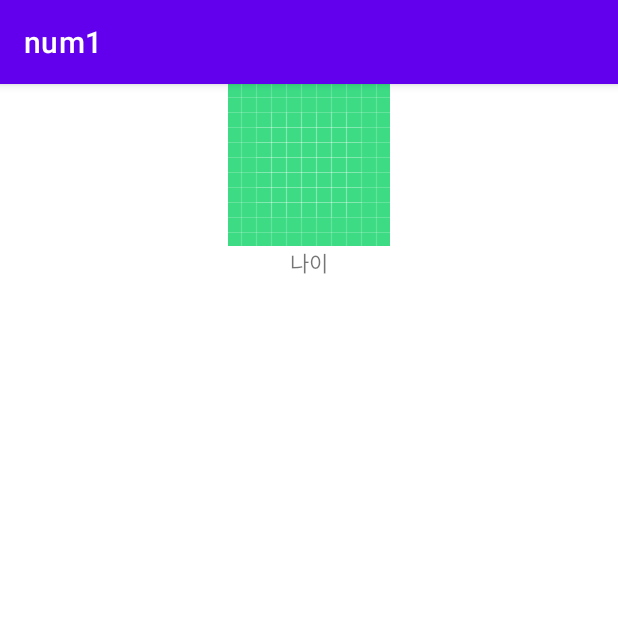
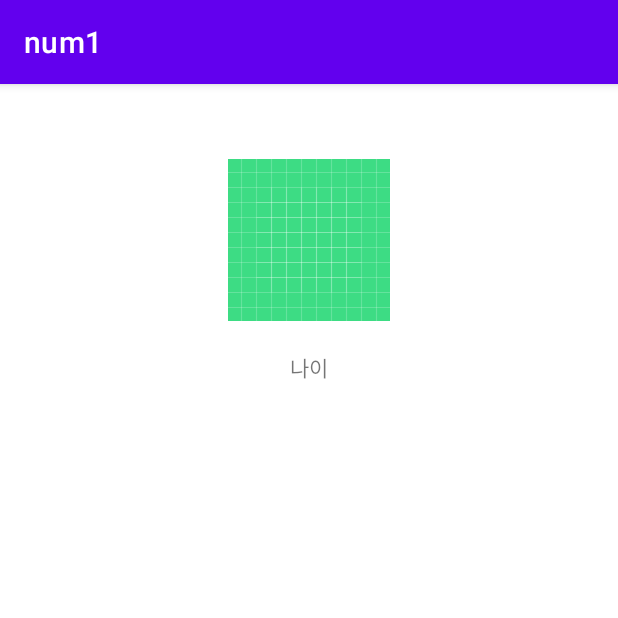
Before and after one commit to Hott6/Hot-yoon, an Android app: the HomeActivity screen opened directly, with no data from a screen before it, on a phone screen of 412 x 824 dp, the top half of it. Run offline under Robolectric (Android 15) with nearby library versions, the phone set to English and light mode, and no system bars.

Commit message:
[feat]seminar1 branch생성

```diff
--- a/app/src/main/res/layout/activity_home.xml
+++ b/app/src/main/res/layout/activity_home.xml
@@ -13,12 +13,14 @@
         android:src="@drawable/ic_launcher_background"
         app:layout_constraintEnd_toEndOf="parent"
         app:layout_constraintStart_toStartOf="parent"
-        app:layout_constraintTop_toTopOf="parent" />
+        app:layout_constraintTop_toTopOf="parent"
+        android:layout_marginTop="50dp"/>
 
     <TextView
         android:layout_width="wrap_content"
         android:layout_height="wrap_content"
         android:text="나이"
+        android:layout_marginTop="20dp"
         app:layout_constraintEnd_toEndOf="parent"
         app:layout_constraintStart_toStartOf="parent"
         app:layout_constraintTop_toBottomOf="@+id/imageView" />
```
